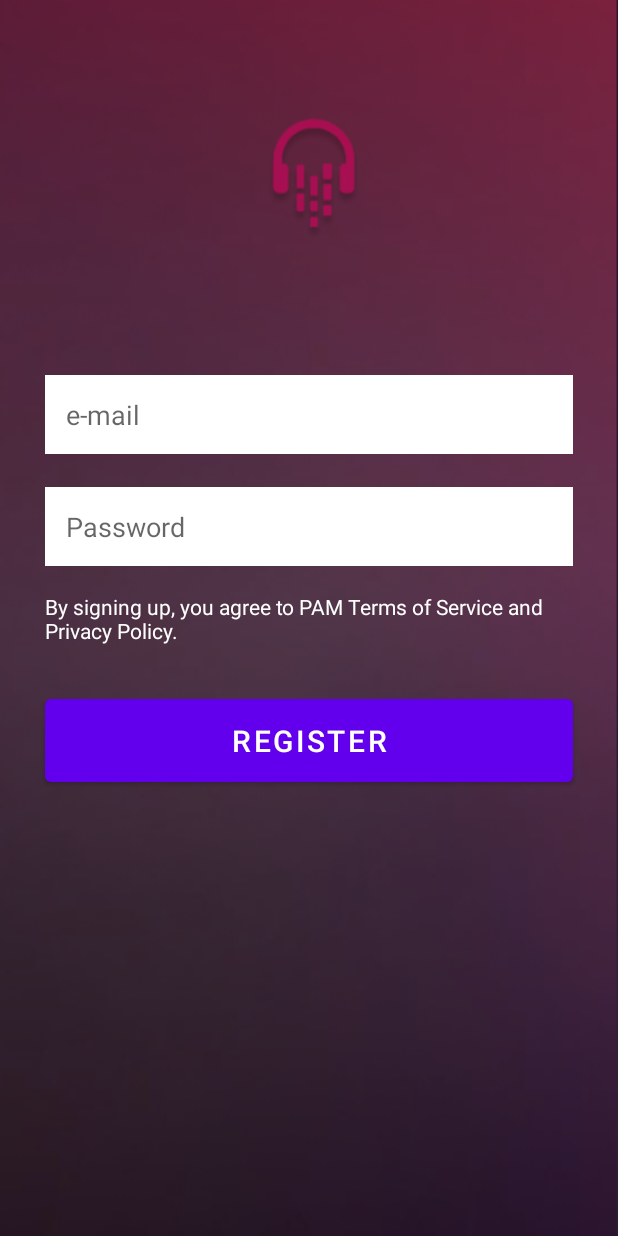
After one commit to mbozecki/Beat-store, an Android app: the layout register_layout.xml on its own in the app's theme, with its tools: preview values and no code run, on a phone screen of 412 x 824 dp. The commit adds this screen. Run offline under Robolectric (Android 15) with nearby library versions, the phone set to English and light mode, and no system bars.

Commit message:
Added login and register layouts.

```diff
--- a/app/src/main/java/pl/uwr/beat_store/viewmodels/LoginRegisterViewModel.kt
+++ b/app/src/main/java/pl/uwr/beat_store/viewmodels/LoginRegisterViewModel.kt
@@ -10,12 +10,12 @@ import pl.uwr.beat_store.data.repos.AuthAppRepository
 
 class LoginRegisterViewModel(application: Application) : AndroidViewModel(application) {
     private lateinit var authAppRepository : AuthAppRepository;
-    private lateinit var userLiveData : MutableLiveData<FirebaseUser>;
+    private var userLiveData : MutableLiveData<FirebaseUser>?=null;
 
     fun LoginRegisterViewModel(@NonNull application: Application) {
         //super(application);
         authAppRepository = AuthAppRepository(application)
-        userLiveData = authAppRepository.getUserLiveData()
+        userLiveData = authAppRepository.getUserLiveData()!!
     }
 
     fun login(email: String, password: String){
@@ -26,7 +26,7 @@ class LoginRegisterViewModel(application: Application) : AndroidViewModel(applic
         authAppRepository.register(email, password);
     }
 
-    fun getUserLiveData() : MutableLiveData<FirebaseUser> {
+    fun getUserLiveData() : MutableLiveData<FirebaseUser>? {
         return userLiveData;
     }
 }
--- /dev/null
+++ b/app/src/main/res/layout/register_layout.xml
@@ -0,0 +1,62 @@
+<?xml version="1.0" encoding="utf-8"?>
+<RelativeLayout
+    xmlns:android="http://schemas.android.com/apk/res/android"
+    xmlns:tools="http://schemas.android.com/tools"
+    android:id="@+id/activity_main"
+    android:layout_width="match_parent"
+    android:layout_height="match_parent"
+
+    android:background="@drawable/login_bckg">
+
+
+    <EditText
+        android:id="@+id/username"
+        android:hint="e-mail"
+        android:layout_width="match_parent"
+        android:layout_height="wrap_content"
+        android:layout_marginTop="250dp"
+        android:layout_marginLeft="30dp"
+        android:layout_marginRight="30dp"
+        android:padding="14dp"
+        android:background="#fff" />
+
+    <EditText
+        android:id="@+id/text2"
+        android:layout_width="match_parent"
+        android:layout_height="wrap_content"
+        android:layout_marginLeft="30dp"
+        android:layout_marginRight="30dp"
+        android:padding="14dp"
+        android:background="#fff"
+        android:hint="Password"
+        android:layout_marginTop="22dp"
+        android:layout_below="@+id/username" />
+
+    <TextView
+
+        android:layout_width="wrap_content"
+        android:layout_height="wrap_content"
+        android:id="@+id/text3"
+        android:textColor="#fff"
+        android:layout_marginHorizontal="30dp"
+        android:text="By signing up, you agree to PAM Terms of Service and
+         Privacy Policy."
+        android:layout_below="@+id/text2"
+        android:layout_centerHorizontal="true"
+        android:layout_marginTop="17dp" />
+
+    <Button
+        android:id="@+id/b1"
+        android:layout_width="match_parent"
+        android:layout_height="wrap_content"
+        android:text="Register"
+        android:padding="14dp"
+        android:textSize="20dp"
+        android:textColor="@color/white"
+        android:layout_below="@+id/text3"
+        android:layout_marginTop="30dp"
+        android:layout_alignStart="@+id/text2"
+        android:layout_alignEnd="@+id/text2" />
+
+
+</RelativeLayout>
```
Also changed, not shown: app/src/main/java/pl/uwr/beat_store/data/repos/AuthAppRepository.kt (+18 -18 lines), app/src/main/java/pl/uwr/beat_store/ui/LoggedInFragment.kt (+12 -9 lines), app/src/main/java/pl/uwr/beat_store/ui/LoginRegisterFragment.kt (+6 -3 lines), app/src/main/java/pl/uwr/beat_store/viewmodels/LoggedInViewModel.kt (+6 -6 lines), app/src/main/res/layout/login_layout.xml (added, +62 -0 lines), app/src/main/res/drawable/login_bckg.png (added).
